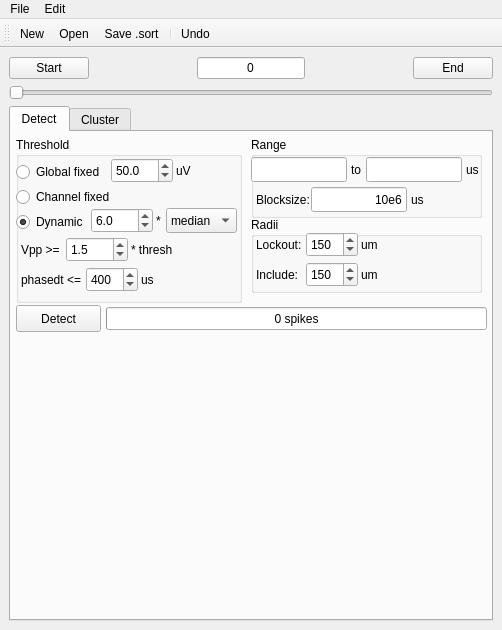
spyke/spyke, file spyke/spyke.ui: the form before one commit.
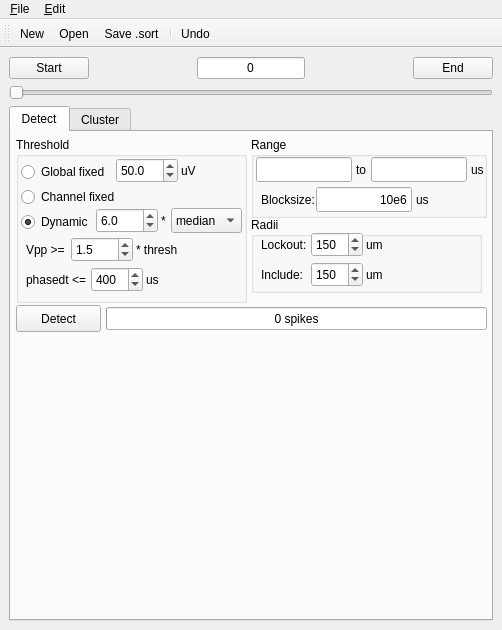
The form after the commit. Icons and pictures are not drawn.

Commit message: signal/slot autoconnect proof of concept

```diff
--- a/spyke/spyke.ui
+++ b/spyke/spyke.ui
@@ -162,7 +162,7 @@
          <rect>
           <x>5</x>
           <y>5</y>
-          <width>226</width>
+          <width>231</width>
           <height>166</height>
          </rect>
         </property>
@@ -184,7 +184,7 @@
         <widget class="QRadioButton" name="radioButton_2">
          <property name="geometry">
           <rect>
-           <x>0</x>
+           <x>5</x>
            <y>50</y>
            <width>99</width>
            <height>20</height>
@@ -200,7 +200,7 @@
         <widget class="QRadioButton" name="radioButton">
          <property name="geometry">
           <rect>
-           <x>0</x>
+           <x>5</x>
            <y>25</y>
            <width>99</width>
            <height>20</height>
@@ -213,7 +213,7 @@
         <widget class="QLabel" name="label_4">
          <property name="geometry">
           <rect>
-           <x>115</x>
+           <x>120</x>
            <y>105</y>
            <width>51</width>
            <height>16</height>
@@ -226,7 +226,7 @@
         <widget class="QLabel" name="label_3">
          <property name="geometry">
           <rect>
-           <x>5</x>
+           <x>10</x>
            <y>105</y>
            <width>55</width>
            <height>15</height>
@@ -239,7 +239,7 @@
         <widget class="QComboBox" name="comboBox_2">
          <property name="geometry">
           <rect>
-           <x>150</x>
+           <x>155</x>
            <y>71</y>
            <width>71</width>
            <height>25</height>
@@ -265,7 +265,7 @@
         <widget class="QRadioButton" name="radioButton_3">
          <property name="geometry">
           <rect>
-           <x>0</x>
+           <x>5</x>
            <y>75</y>
            <width>81</width>
            <height>20</height>
@@ -281,7 +281,7 @@
         <widget class="QSpinBox" name="spinBox_3">
          <property name="geometry">
           <rect>
-           <x>70</x>
+           <x>75</x>
            <y>130</y>
            <width>52</width>
            <height>25</height>
@@ -300,7 +300,7 @@
         <widget class="QLabel" name="label_5">
          <property name="geometry">
           <rect>
-           <x>125</x>
+           <x>130</x>
            <y>135</y>
            <width>13</width>
            <height>15</height>
@@ -313,7 +313,7 @@
         <widget class="QDoubleSpinBox" name="doubleSpinBox_4">
          <property name="geometry">
           <rect>
-           <x>95</x>
+           <x>100</x>
            <y>21</y>
            <width>62</width>
            <height>25</height>
@@ -332,7 +332,7 @@
         <widget class="QLabel" name="label_6">
          <property name="geometry">
           <rect>
-           <x>140</x>
+           <x>145</x>
            <y>76</y>
            <width>16</width>
            <height>16</height>
@@ -345,7 +345,7 @@
         <widget class="QLabel" name="label_7">
          <property name="geometry">
           <rect>
-           <x>160</x>
+           <x>165</x>
            <y>26</y>
            <width>16</width>
            <height>16</height>
@@ -358,7 +358,7 @@
         <widget class="QLabel" name="label_8">
          <property name="geometry">
           <rect>
-           <x>5</x>
+           <x>10</x>
            <y>135</y>
            <width>66</width>
            <height>16</height>
@@ -371,7 +371,7 @@
         <widget class="QDoubleSpinBox" name="doubleSpinBox_5">
          <property name="geometry">
           <rect>
-           <x>75</x>
+           <x>80</x>
            <y>71</y>
            <width>62</width>
            <height>25</height>
@@ -390,7 +390,7 @@
         <widget class="QDoubleSpinBox" name="doubleSpinBox_6">
          <property name="geometry">
           <rect>
-           <x>50</x>
+           <x>55</x>
            <y>100</y>
            <width>62</width>
            <height>25</height>
@@ -415,7 +415,7 @@
          <rect>
           <x>240</x>
           <y>5</y>
-          <width>231</width>
+          <width>236</width>
           <height>81</height>
          </rect>
         </property>
@@ -425,7 +425,7 @@
         <widget class="QLineEdit" name="lineEdit_2">
          <property name="geometry">
           <rect>
-           <x>0</x>
+           <x>5</x>
            <y>20</y>
            <width>96</width>
            <height>25</height>
@@ -441,7 +441,7 @@
         <widget class="QLabel" name="label">
          <property name="geometry">
           <rect>
-           <x>100</x>
+           <x>105</x>
            <y>25</y>
            <width>13</width>
            <height>15</height>
@@ -454,7 +454,7 @@
         <widget class="QLineEdit" name="lineEdit_4">
          <property name="geometry">
           <rect>
-           <x>115</x>
+           <x>120</x>
            <y>20</y>
            <width>96</width>
            <height>25</height>
@@ -470,7 +470,7 @@
         <widget class="QLabel" name="label_2">
          <property name="geometry">
           <rect>
-           <x>215</x>
+           <x>220</x>
            <y>25</y>
            <width>13</width>
            <height>15</height>
@@ -483,7 +483,7 @@
         <widget class="QLabel" name="label_9">
          <property name="geometry">
           <rect>
-           <x>5</x>
+           <x>10</x>
            <y>55</y>
            <width>54</width>
            <height>15</height>
@@ -496,7 +496,7 @@
         <widget class="QLineEdit" name="lineEdit_3">
          <property name="geometry">
           <rect>
-           <x>60</x>
+           <x>65</x>
            <y>50</y>
            <width>96</width>
            <height>25</height>
@@ -515,7 +515,7 @@
         <widget class="QLabel" name="label_10">
          <property name="geometry">
           <rect>
-           <x>160</x>
+           <x>165</x>
            <y>55</y>
            <width>13</width>
            <height>15</height>
@@ -541,7 +541,7 @@
         <widget class="QSpinBox" name="spinBox">
          <property name="geometry">
           <rect>
-           <x>55</x>
+           <x>60</x>
            <y>15</y>
            <width>52</width>
            <height>25</height>
@@ -557,7 +557,7 @@
         <widget class="QSpinBox" name="spinBox_2">
          <property name="geometry">
           <rect>
-           <x>55</x>
+           <x>60</x>
            <y>45</y>
            <width>52</width>
            <height>25</height>
@@ -573,7 +573,7 @@
         <widget class="QLabel" name="label_11">
          <property name="geometry">
           <rect>
-           <x>110</x>
+           <x>115</x>
            <y>20</y>
            <width>18</width>
            <height>15</height>
@@ -586,7 +586,7 @@
         <widget class="QLabel" name="label_12">
          <property name="geometry">
           <rect>
-           <x>110</x>
+           <x>115</x>
            <y>50</y>
            <width>18</width>
            <height>15</height>
@@ -599,7 +599,7 @@
         <widget class="QLabel" name="label_13">
          <property name="geometry">
           <rect>
-           <x>5</x>
+           <x>10</x>
            <y>20</y>
            <width>55</width>
            <height>15</height>
@@ -612,7 +612,7 @@
         <widget class="QLabel" name="label_14">
          <property name="geometry">
           <rect>
-           <x>5</x>
+           <x>10</x>
            <y>50</y>
            <width>55</width>
            <height>15</height>
@@ -644,7 +644,7 @@
    </property>
    <widget class="QMenu" name="menuFile">
     <property name="title">
-     <string>File</string>
+     <string>&amp;File</string>
     </property>
     <addaction name="actionNew"/>
     <addaction name="actionOpen"/>
@@ -655,7 +655,7 @@
    </widget>
    <widget class="QMenu" name="menuEdit">
     <property name="title">
-     <string>Edit</string>
+     <string>&amp;Edit</string>
     </property>
     <addaction name="actionUndo"/>
    </widget>
```
Left out of the diff: 39 changed lines with no effect on the pictures. The commit also changes 1 other file.
